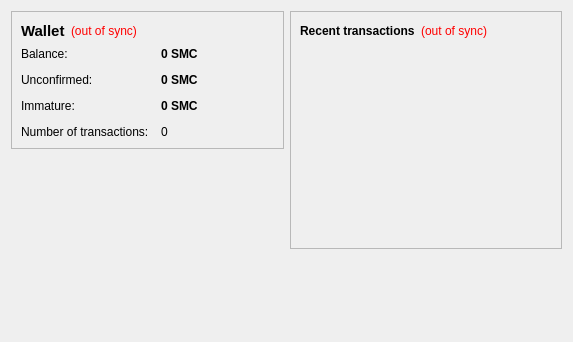
First picture: the form in src/qt/forms/overviewpage.ui, repository pr43unknown/kakacocoin, before the edit.
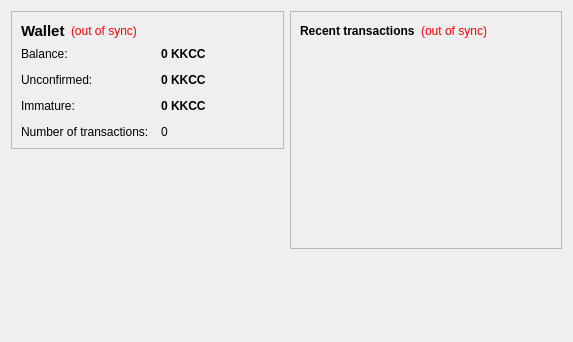
Second picture: the form after the edit.

Diff of the .ui file:
```diff
--- a/src/qt/forms/overviewpage.ui
+++ b/src/qt/forms/overviewpage.ui
@@ -105,7 +105,7 @@
              <string>Your current balance</string>
             </property>
             <property name="text">
-             <string notr="true">0 SMC</string>
+             <string notr="true">0 KKCC</string>
             </property>
             <property name="textInteractionFlags">
              <set>Qt::LinksAccessibleByMouse|Qt::TextSelectableByKeyboard|Qt::TextSelectableByMouse</set>
@@ -134,7 +134,7 @@
              <string>Total of transactions that have yet to be confirmed, and do not yet count toward the current balance</string>
             </property>
             <property name="text">
-             <string notr="true">0 SMC</string>
+             <string notr="true">0 KKCC</string>
             </property>
             <property name="textInteractionFlags">
              <set>Qt::LinksAccessibleByMouse|Qt::TextSelectableByKeyboard|Qt::TextSelectableByMouse</set>
@@ -177,7 +177,7 @@
              <string>Mined balance that has not yet matured</string>
             </property>
             <property name="text">
-             <string notr="true">0 SMC</string>
+             <string notr="true">0 KKCC</string>
             </property>
             <property name="textInteractionFlags">
              <set>Qt::LinksAccessibleByMouse|Qt::TextSelectableByKeyboard|Qt::TextSelectableByMouse</set>
```
Left out of the diff: 4 changed lines with no effect on the pictures.
